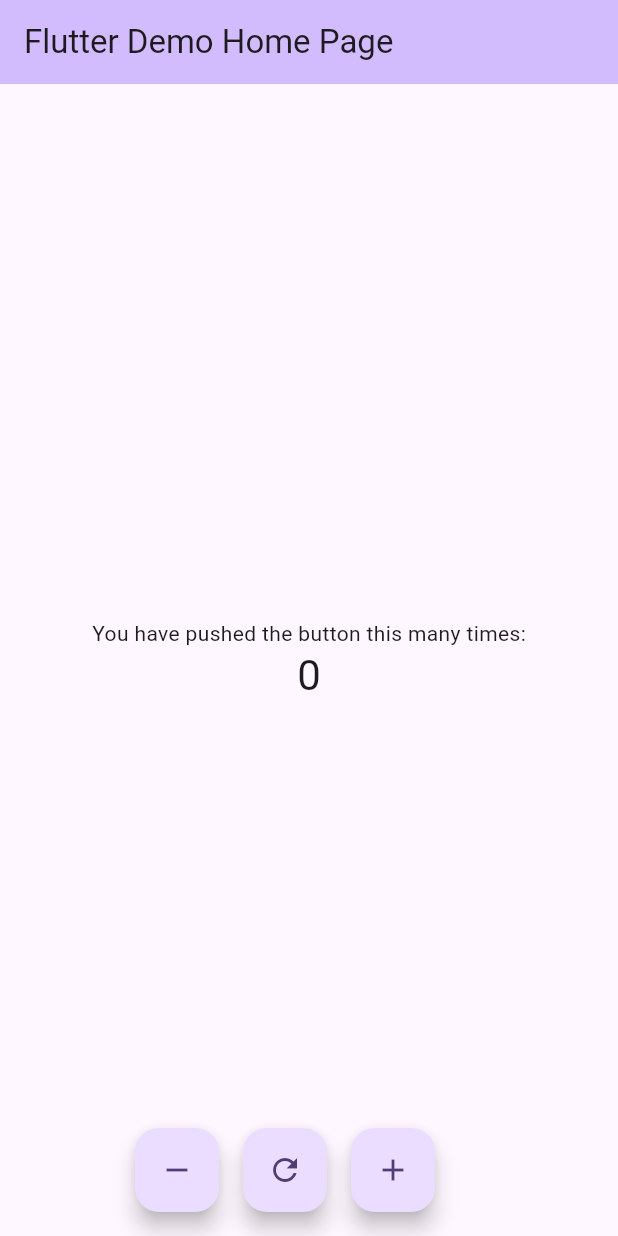
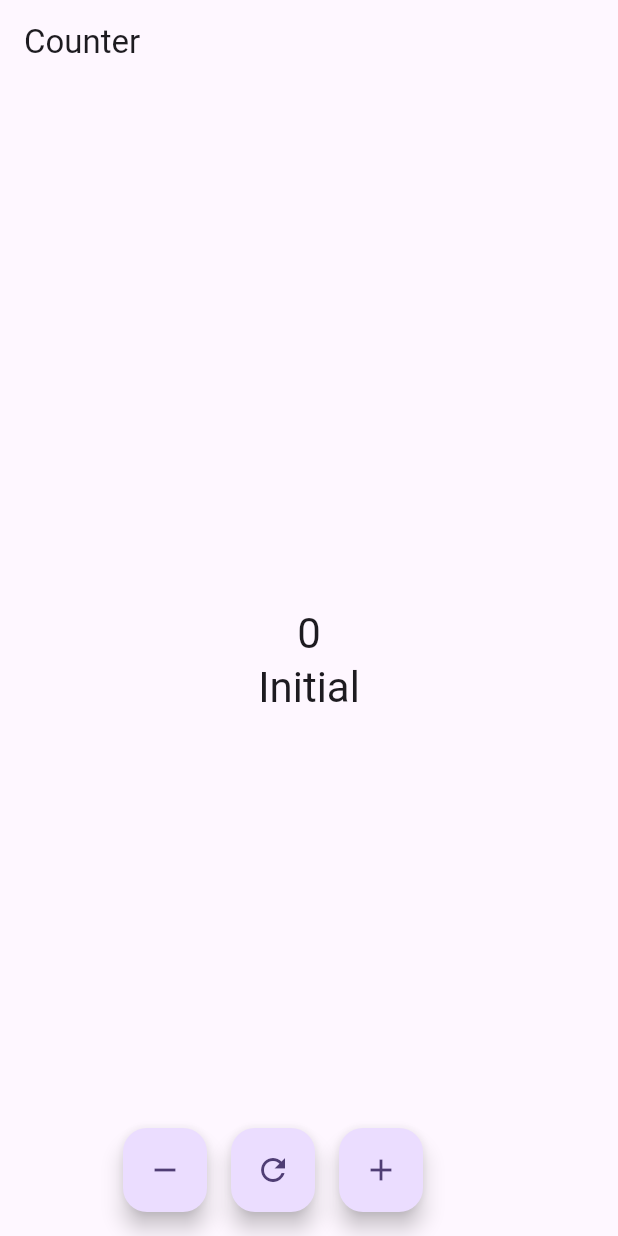
Before and after one commit to adancondori/course_flutter, a Flutter app: the screen it shows after launch, on a phone screen of 412 x 824 dp. Run offline on Flutter 3.47's test engine with Material 3 defaults, Android fonts, the phone set to English and light mode, and no system bars; our stand-ins replace flutter_bloc.

Commit message:
pattrn bloc

```diff
--- /dev/null
+++ b/devtools_options.yaml
@@ -0,0 +1,3 @@
+description: This file stores settings for Dart & Flutter DevTools.
+documentation: https://docs.flutter.dev/tools/devtools/extensions#configure-extension-enablement-states
+extensions:
--- a/lib/main.dart
+++ b/lib/main.dart
@@ -1,5 +1,8 @@
 import 'package:course_flutter/home_page.dart';
+import 'package:course_flutter/page_counter/bloc/counter_bloc.dart';
+import 'package:course_flutter/page_counter/counter_page.dart';
 import 'package:flutter/material.dart';
+import 'package:flutter_bloc/flutter_bloc.dart';
 
 void main() {
   runApp(const MyApp());
@@ -16,7 +19,11 @@
         colorScheme: ColorScheme.fromSeed(seedColor: Colors.deepPurple),
         useMaterial3: true,
       ),
-      home: const MyHomePage(title: 'Flutter Demo Home Page'),
+      home: BlocProvider(
+        create: (context) => CounterBloc(),
+        child: CounterPage(),
+      ),
+      // home: const MyHomePage(title: 'Flutter Demo Home Page'),
     );
   }
 }
--- /dev/null
+++ b/lib/page_counter/bloc/counter_bloc.dart
@@ -0,0 +1,13 @@
+import 'package:course_flutter/page_counter/bloc/counter_event.dart';
+import 'package:course_flutter/page_counter/bloc/counter_state.dart';
+import 'package:flutter_bloc/flutter_bloc.dart';
+
+class CounterBloc extends Bloc<CounterEvent, CounterState> {
+  CounterBloc() : super(CounterState(0, 'Initial')) {
+    on<CounterIncrement>(
+        (event, emit) => emit(CounterState(state.counter + 1, 'Incremented')));
+    on<CounterDecrement>(
+        (event, emit) => emit(CounterState(state.counter - 1, 'Decremented')));
+    on<CounterReset>((event, emit) => emit(CounterState(0, 'Reset')));
+  }
+}
--- /dev/null
+++ b/lib/page_counter/bloc/counter_event.dart
@@ -0,0 +1,7 @@
+abstract class CounterEvent {}
+
+class CounterIncrement extends CounterEvent {}
+
+class CounterDecrement extends CounterEvent {}
+
+class CounterReset extends CounterEvent {}
--- /dev/null
+++ b/lib/page_counter/bloc/counter_state.dart
@@ -0,0 +1,5 @@
+class CounterState {
+  final int counter;
+  String name = "Flutter";
+  CounterState(this.counter, this.name);
+}
--- /dev/null
+++ b/lib/page_counter/counter_page.dart
@@ -0,0 +1,58 @@
+import 'package:course_flutter/page_counter/bloc/counter_bloc.dart';
+import 'package:course_flutter/page_counter/bloc/counter_event.dart';
+import 'package:course_flutter/page_counter/bloc/counter_state.dart';
+import 'package:flutter/material.dart';
+import 'package:flutter_bloc/flutter_bloc.dart';
+
+class CounterPage extends StatelessWidget {
+  @override
+  Widget build(BuildContext context) {
+    final CounterBloc counterBloc = BlocProvider.of<CounterBloc>(context);
+
+    return Scaffold(
+      appBar: AppBar(
+        title: Text('Counter'),
+      ),
+      body: BlocBuilder<CounterBloc, CounterState>(
+        builder: (context, state) {
+          return Center(
+            child: Column(
+              mainAxisAlignment: MainAxisAlignment.center,
+              children: <Widget>[
+                Text(
+                  '${state.counter}',
+                  style: Theme.of(context).textTheme.headlineMedium,
+                ),
+                Text(
+                  '${state.name}',
+                  style: Theme.of(context).textTheme.headlineMedium,
+                ),
+              ],
+            ),
+          );
+        },
+      ),
+      floatingActionButton:
+          Row(mainAxisAlignment: MainAxisAlignment.center, children: <Widget>[
+        FloatingActionButton(
+          onPressed: () => counterBloc.add(CounterDecrement()),
+          tooltip: 'Decrement',
+          child: const Icon(Icons.remove),
+        ),
+        const SizedBox(width: 16),
+        FloatingActionButton(
+          onPressed: () => counterBloc.add(CounterReset()),
+          tooltip: 'Reset',
+          child: const Icon(Icons.refresh),
+        ),
+        const SizedBox(width: 16),
+        FloatingActionButton(
+          onPressed: () => counterBloc.add(CounterIncrement()),
+          tooltip: 'Increment',
+          child: const Icon(Icons.add),
+        ),
+        const SizedBox(width: 16),
+      ]),
+    );
+  }
+}
--- a/pubspec.yaml
+++ b/pubspec.yaml
@@ -30,11 +30,8 @@
 dependencies:
   flutter:
     sdk: flutter
-
-
-  # The following adds the Cupertino Icons font to your application.
-  # Use with the CupertinoIcons class for iOS style icons.
   cupertino_icons: ^1.0.8
+  flutter_bloc: 8.1.6
 
 dev_dependencies:
   flutter_test:
```
Also changed, not shown: pubspec.lock.
